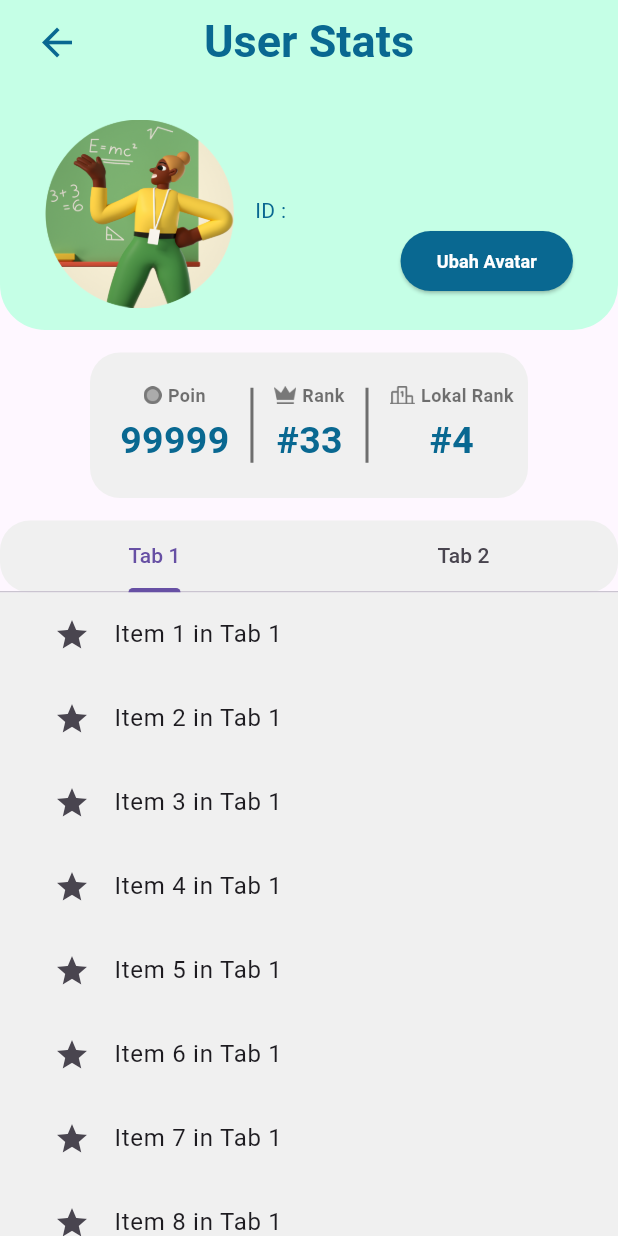
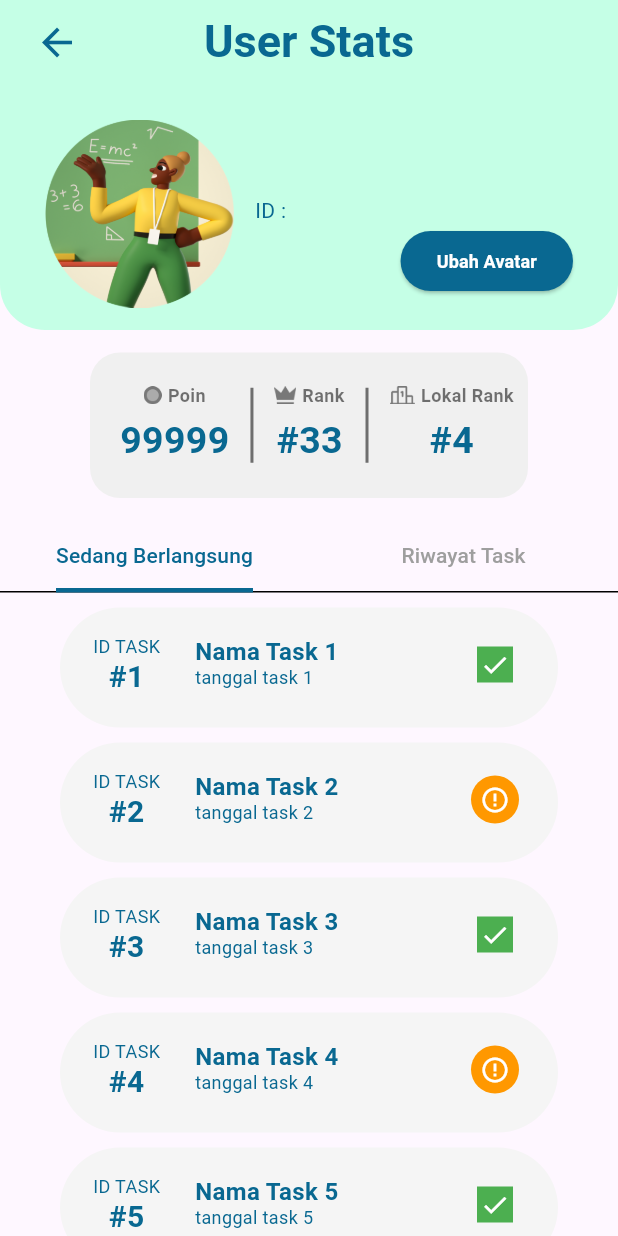
Before and after one commit to Rizalmhdz/jkn-gamification, a Flutter app: the UserStatsPage screen opened directly, on a phone screen of 412 x 824 dp. Run offline on Flutter 3.47's test engine with Material 3 defaults, Android fonts, the phone set to English and light mode, and no system bars; our stand-ins replace blur, carousel_slider, firebase_core, firebase_database, flutter_svg, fluttertoast and 2 more; accounts and stored records are empty.

Commit message:
menambhakan list view di halaman game on, menmabhkan kondisi jika tidak ada task hari ini, menmabhakan pengambilan data dan serving data task hari ini di halaman game on, update data rtdb update data task membaca berita, data user, data leader board yang disesuaikan

```diff
--- a/lib/innovation page/user_stats_page.dart
+++ b/lib/innovation page/user_stats_page.dart
@@ -383,21 +383,43 @@ class _UserStatsPageState extends State<UserStatsPage> with SingleTickerProvider
             ),
           Container(
               decoration: BoxDecoration(
-                color: Color(0xFFF0F0F0),
+                // color: Color(0xFFF0F0F0),
                 borderRadius: BorderRadius.circular(20),
+              ),
+              child: Theme(
+                data: Theme.of(context).copyWith(
+                  // Override primary color and accent color used by the tab bar
+                  primaryColor: Color(0xFF096891),
+                  colorScheme: ColorScheme.light().copyWith(
+                    primary: Color(0xFF096891),
+                  ),
+                  tabBarTheme: TabBarTheme(
+                    labelColor: Color(0xFF096891), // Active tab label color
+                    unselectedLabelColor: Colors.grey, // Unselected tab label color
+                    indicator: BoxDecoration(
+                      border: Border(
+                        bottom: BorderSide(
+                          color: Color(0xFF096891), // Color of the bottom border (indicator)
+                          width: 3.0, // Thickness of the indicator
+                        ),
+                      ),
+                    ),
+                  ),
                 ),
                 child: TabBar(
                   controller: _tabController,
                   tabs: [
-                  Tab(text: "Tab 1"),
-                  Tab(text: "Tab 2"),
+                    Tab(text: "Sedang Berlangsung"),
+                    Tab(text: "Riwayat Task"),
                   ],
                 ),
+              ),
+
           ),
           Expanded(child:
             Container(
               width: screenWidth,
-              color: Color(0xFFF0F0F0),
+              // color: Color(0xFFF0F0F0),
               padding: EdgeInsets.symmetric(horizontal: 20),
               child: DefaultTabController(
                 length: 2, // Total 2 tab
@@ -408,9 +430,11 @@ class _UserStatsPageState extends State<UserStatsPage> with SingleTickerProvider
                     ListView.builder(
                       itemCount: 20, // Jumlah item yang ingin ditampilkan
                       itemBuilder: (context, index) {
-                        return ListTile(
-                          leading: Icon(Icons.star),
-                          title: Text("Item ${index + 1} in Tab 1"),
+                        return itemListTask(
+                          index + 1,
+                          'Nama Task ${index + 1}',
+                          'tanggal task ${index + 1}',
+                            index % 2 == 0 ? true : false
                         );
                       },
                     ),
@@ -429,27 +453,6 @@ class _UserStatsPageState extends State<UserStatsPage> with SingleTickerProvider
               ),
             ),
           ),
-
-          // CustomScrollView(
-          //   controller: _scrollController,
-          //   slivers: <Widget>[
-          //     SliverList(
-          //       delegate: SliverChildBuilderDelegate(
-          //             (BuildContext context, int index) {
-          //           return itemListLeaderboard(
-          //             index + 1,
-          //             index >= 27 ? '1' : '${index + 1}',
-          //             'User $index',
-          //             '${index}12345231212576',
-          //             'Kalimantan Selatan',
-          //             (15 - index) * 213,
-          //           );
-          //         },
-          //         childCount: 50, // Display 50 items
-          //       ),
-          //     ),
-          //   ],
-          // )
         ],
       ),
     );
@@ -462,32 +465,48 @@ class _UserStatsPageState extends State<UserStatsPage> with SingleTickerProvider
     return  Container(
         width: screenWidth - 40,
         height: 80,
-        margin: EdgeInsets.only(left: 20, right: 20, bottom: 10, top: rank == 1 ? 10 : 0),
+        margin: EdgeInsets.only(left: 20, right: 20, bottom: 10, top: no == 1 ? 10 : 0),
         padding: EdgeInsets.all(10),
         decoration: BoxDecoration(
           color: colorItem,
           borderRadius: BorderRadius.circular(100),
         ),
-        child: Row(
-          mainAxisAlignment: MainAxisAlignment.start,
+        child: Stack(
           children: [
-            Container(
+            Positioned(
+              top: '#$no'.length > 4 ? 14 : 10,
+                left: 12,
+                child:  Container(
                     child: Column(
                         crossAxisAlignment: CrossAxisAlignment.center,
                         children: [
                           Text(
+                            'ID TASK',
+                            style: TextStyle(
+                                fontSize: 12,
+                                fontWeight: FontWeight.normal,
+                                color: Color(0xFF096891),
+                                height: 1
+                            ),
+                          ),
+
+                          Text(
                             '#$no',
                             style: TextStyle(
-                            fontSize: '#$no'.length > 4 ? 16 : 18,
+                                fontSize: '#$no'.length > 4 ? 16 : 20,
                                 fontWeight: FontWeight.bold,
                                 color: Color(0xFF096891)
                             ),
                           ),
                         ]
                     ),
-                width: 50
                 ),
-            Container(width: 10),
+            ),
+
+            Positioned(
+              left: 80,
+              top: 12,
+              child:
                 Column(
                   mainAxisAlignment: MainAxisAlignment.center,
                   crossAxisAlignment: CrossAxisAlignment.start,
@@ -495,7 +514,7 @@ class _UserStatsPageState extends State<UserStatsPage> with SingleTickerProvider
                     Text(
                       '$namaTask',
                       style: TextStyle(
-                      fontSize: 18,
+                          fontSize: 16,
                           fontWeight: FontWeight.bold,
                           color: Color(0xFF096891),
                           height: 1
@@ -511,18 +530,25 @@ class _UserStatsPageState extends State<UserStatsPage> with SingleTickerProvider
                     ),
                   ],
                 ),
-            Container(
-              padding: EdgeInsets.all(2),
+            ),
+
+            Positioned(
+                top: isDone ? 16 : 12,
+                right: isDone ? 20 : 16,
+                child: Container(
+                    padding: isDone ? EdgeInsets.all(2) : EdgeInsets.all(6),
                     decoration: BoxDecoration(
-                color: isDone ? Colors.green : Colors.yellow,
+                      color: isDone ? Colors.green : Colors.orange,
                       shape: isDone ? BoxShape.rectangle : BoxShape.circle,
                     ),
                     child: Icon(
                       isDone ? Icons.check : Icons.error_outline,
-                color: Colors.white, // Icon color
-                size: 12, // Icon size
+                      color: isDone ? Colors.white : Colors.white, // Icon color
+                      size: 20, // Icon size
                     ),
                   )
+            )
+
           ],
         )
     );
```
Also changed, not shown: lib/innovation page/game_on_page.dart (+153 -24 lines), assets/icons/kunjungan faskes.png (added), assets/icons/membaca berita.png (added), assets/icons/meminum obat.png (added), assets/icons/no-data.png (added), assets/icons/reedem poin.png, assets/icons/skrining.png (added), import.json. Lines whose indentation alone changed are shown as unchanged.
